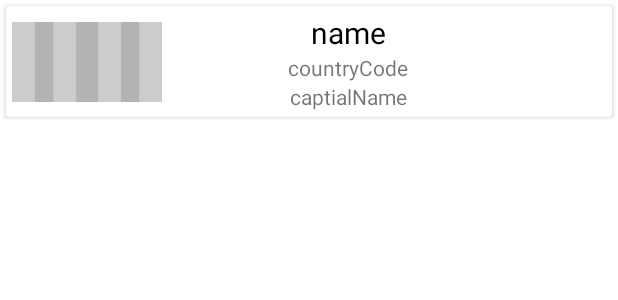
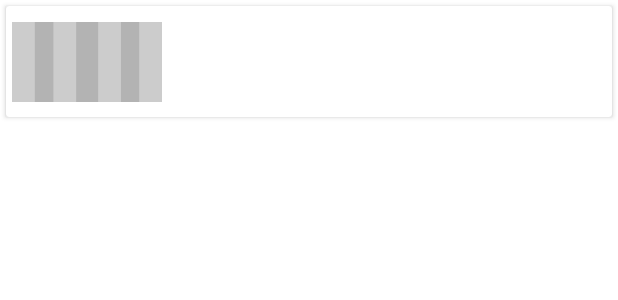
Before and after one commit to thomas-warrier/City-Guesser, an Android app: the layout card_country.xml on its own in the app's theme, with its tools: preview values and no code run, on a phone screen of 412 x 824 dp. Shown: the top 300 px of the screen. Run offline under Robolectric (Android 15) with nearby library versions, the phone set to English and light mode, and no system bars.

Commit message:
fix bug incomprenhisble

```diff
--- a/app/src/main/java/com/example/projetfinalekotlin/country/Countries.kt
+++ b/app/src/main/java/com/example/projetfinalekotlin/country/Countries.kt
@@ -8,7 +8,6 @@ class Countries {
   {"id":12,"alpha2":"dz","alpha3":"dza","ar":"الجزائر","bg":"Алжир","cs":"Alžírsko","da":"Algeriet","de":"Algerien","el":"Αλγερία","en":"Algeria","eo":"Alĝerio","es":"Argelia","et":"Alžeeria","eu":"Aljeria","fi":"Algeria","fr":"Algérie","hr":"Alžir","hu":"Algéria","hy":"Ալժիր","it":"Algeria","ja":"アルジェリア","ko":"알제리","lt":"Alžyras","nl":"Algerije","no":"Algerie","pl":"Algieria","pt":"Argélia","ro":"Algeria","ru":"Алжир","sk":"Alžírsko","sl":"Alžirija","sr":"Alžir","sv":"Algeriet","th":"แอลจีเรีย","uk":"Алжир","zh":"阿尔及利亚","zh-tw":"阿爾及利亞"},
   {"id":20,"alpha2":"ad","alpha3":"and","ar":"أندورا","bg":"Андора","cs":"Andorra","da":"Andorra","de":"Andorra","el":"Ανδόρρα","en":"Andorra","eo":"Andoro","es":"Andorra","et":"Andorra","eu":"Andorra","fi":"Andorra","fr":"Andorre","hr":"Andora","hu":"Andorra","hy":"Անդորրա","it":"Andorra","ja":"アンドラ","ko":"안도라","lt":"Andora","nl":"Andorra","no":"Andorra","pl":"Andora","pt":"Andorra","ro":"Andorra","ru":"Андорра","sk":"Andorra","sl":"Andora","sr":"Andora","sv":"Andorra","th":"อันดอร์รา","uk":"Андорра","zh":"安道尔","zh-tw":"安道爾"},
   {"id":24,"alpha2":"ao","alpha3":"ago","ar":"أنغولا","bg":"Ангола","cs":"Angola","da":"Angola","de":"Angola","el":"Ανγκόλα","en":"Angola","eo":"Angolo","es":"Angola","et":"Angola","eu":"Angola","fi":"Angola","fr":"Angola","hr":"Angola","hu":"Angola","hy":"Անգոլա","it":"Angola","ja":"アンゴラ","ko":"앙골라","lt":"Angola","nl":"Angola","no":"Angola","pl":"Angola","pt":"Angola","ro":"Angola","ru":"Ангола","sk":"Angola","sl":"Angola","sr":"Angola","sv":"Angola","th":"แองโกลา","uk":"Ангола","zh":"安哥拉","zh-tw":"安哥拉"},
-  {"id":28,"alpha2":"ag","alpha3":"atg","ar":"أنتيغوا وباربودا","bg":"Антигуа и Барбуда","cs":"Antigua a Barbuda","da":"Antigua og Barbuda","de":"Antigua und Barbuda","el":"Αντίγκουα και Μπαρμπούντα","en":"Antigua and Barbuda","eo":"Antigvo kaj Barbudo","es":"Antigua y Barbuda","et":"Antigua ja Barbuda","eu":"Antigua eta Barbuda","fi":"Antigua ja Barbuda","fr":"Antigua-et-Barbuda","hr":"Antigva i Barbuda","hu":"Antigua és Barbuda","hy":"Անտիգուա և Բարբուդա","it":"Antigua e Barbuda","ja":"アンティグア・バーブーダ","ko":"앤티가 바부다","lt":"Antigva ir Barbuda","nl":"Antigua en Barbuda","no":"Antigua og Barbuda","pl":"Antigua i Barbuda","pt":"Antígua e Barbuda","ro":"Antigua și Barbuda","ru":"Антигуа и Барбуда","sk":"Antigua a Barbuda","sl":"Antigva in Barbuda","sr":"Antigva i Barbuda","sv":"Antigua och Barbuda","th":"แอนทีกาและบาร์บิวดา","uk":"Антигуа і Барбуда","zh":"安提瓜和巴布达","zh-tw":"安地卡及巴布達"},
   {"id":32,"alpha2":"ar","alpha3":"arg","ar":"الأرجنتين","bg":"Аржентина","cs":"Argentina","da":"Argentina","de":"Argentinien","el":"Αργεντινή","en":"Argentina","eo":"Argentino","es":"Argentina","et":"Argentina","eu":"Argentina","fi":"Argentiina","fr":"Argentine","hr":"Argentina","hu":"Argentína","hy":"Արգենտինա","it":"Argentina","ja":"アルゼンチン","ko":"아르헨티나","lt":"Argentina","nl":"Argentinië","no":"Argentina","pl":"Argentyna","pt":"Argentina","ro":"Argentina","ru":"Аргентина","sk":"Argentína","sl":"Argentina","sr":"Argentina","sv":"Argentina","th":"อาร์เจนตินา","uk":"Аргентина","zh":"阿根廷","zh-tw":"阿根廷"},
   {"id":51,"alpha2":"am","alpha3":"arm","ar":"أرمينيا","bg":"Армения","cs":"Arménie","da":"Armenien","de":"Armenien","el":"Αρμενία","en":"Armenia","eo":"Armenio","es":"Armenia","et":"Armeenia","eu":"Armenia","fi":"Armenia","fr":"Arménie","hr":"Armenija","hu":"Örményország","hy":"Հայաստան","it":"Armenia","ja":"アルメニア","ko":"아르메니아","lt":"Armėnija","nl":"Armenië","no":"Armenia","pl":"Armenia","pt":"Armênia","ro":"Armenia","ru":"Армения","sk":"Arménsko","sl":"Armenija","sr":"Jermenija","sv":"Armenien","th":"อาร์มีเนีย","uk":"Вірменія","zh":"亚美尼亚","zh-tw":"亞美尼亞"},
   {"id":36,"alpha2":"au","alpha3":"aus","ar":"أستراليا","bg":"Австралия","cs":"Austrálie","da":"Australien","de":"Australien","el":"Αυστραλία","en":"Australia","eo":"Aŭstralio","es":"Australia","et":"Austraalia","eu":"Australia","fi":"Australia","fr":"Australie","hr":"Australija","hu":"Ausztrália","hy":"Ավստրալիա","it":"Australia","ja":"オーストラリア","ko":"오스트레일리아","lt":"Australija","nl":"Australië","no":"Australia","pl":"Australia","pt":"Austrália","ro":"Australia","ru":"Австралия","sk":"Austrália","sl":"Avstralija","sr":"Australija","sv":"Australien","th":"ออสเตรเลีย","uk":"Австралія","zh":"澳大利亚","zh-tw":"澳洲"},
--- a/app/src/main/java/com/example/projetfinalekotlin/country/CountryAdapter.kt
+++ b/app/src/main/java/com/example/projetfinalekotlin/country/CountryAdapter.kt
@@ -55,6 +55,7 @@ class CountryAdapter(
             //pendant le chargement de l'api si click dessus => retien et click auto lorsqu'es les info sont chargé
             holder.mustClickOnIt = true
         }
+        try {
             GlobalScope.launch {
                 RetrofitCountryCodeHelper.getAPIInstance().getInfoISO3(country.countryCode.uppercase())
                     .body()
@@ -75,6 +76,9 @@ class CountryAdapter(
                         }
 
                     }
+            }
+        }catch (_:java.lang.Exception){
+
         }
     }
 
--- a/app/src/main/res/layout/activity_map.xml
+++ b/app/src/main/res/layout/activity_map.xml
@@ -1,5 +1,4 @@
 <?xml version="1.0" encoding="utf-8"?>
-
 <fragment xmlns:android="http://schemas.android.com/apk/res/android"
     xmlns:tools="http://schemas.android.com/tools"
     android:layout_width="match_parent"
--- a/app/src/main/res/layout/card_country.xml
+++ b/app/src/main/res/layout/card_country.xml
@@ -27,7 +27,6 @@
             android:layout_width="0dp"
             android:layout_height="wrap_content"
             android:paddingHorizontal="8dp"
-            android:text="name"
             android:textAlignment="center"
             android:textColor="?colorOnSecondary"
             android:textSize="20sp"
@@ -42,7 +41,6 @@
             android:id="@+id/countryCode"
             android:layout_width="0dp"
             android:layout_height="wrap_content"
-            android:text="countryCode"
             android:textAlignment="center"
             app:fontFamily="@font/roboto"
             app:layout_constraintBottom_toTopOf="@id/captialName"
@@ -54,7 +52,6 @@
             android:id="@+id/captialName"
             android:layout_width="0dp"
             android:layout_height="wrap_content"
-            android:text="captialName"
             android:textAlignment="center"
             app:fontFamily="@font/roboto"
             app:layout_constraintBottom_toBottomOf="parent"
@@ -67,7 +64,6 @@
             android:id="@+id/trophy_image"
             android:layout_width="48dp"
             android:layout_height="48dp"
-            android:contentDescription="Logo d'un trophé"
             android:src="@mipmap/trophy_cup_foreground"
             android:visibility="invisible"
 
```
Lines whose indentation alone changed are shown as unchanged.
